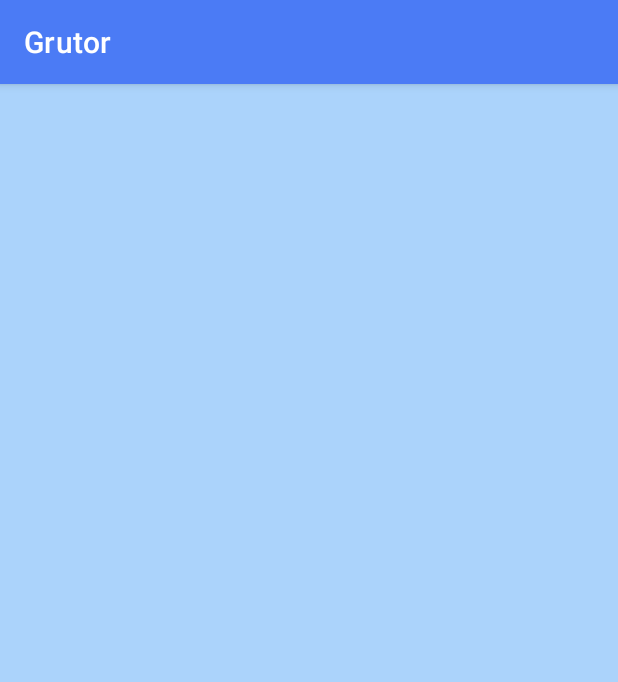
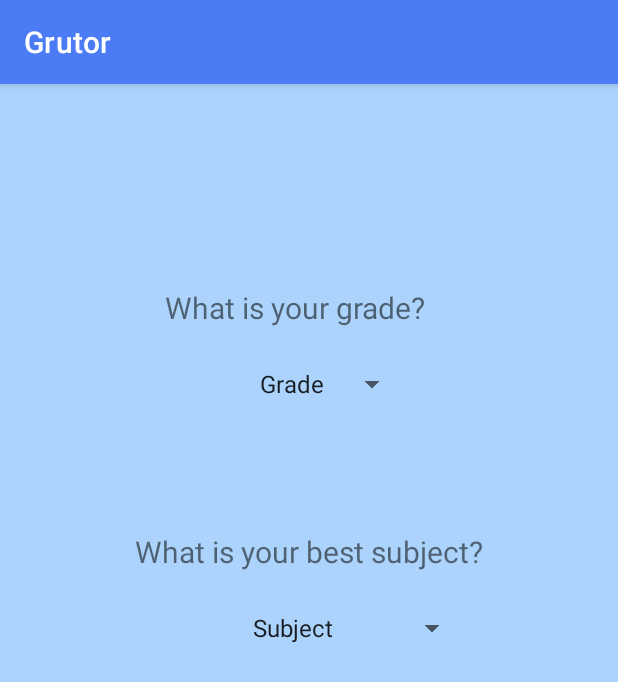
Before and after one commit to SSGrady/Grutor, an Android app: the fragment RegisterFragment placed in its activity, on a phone screen of 412 x 824 dp. Shown: the top 682 px of the screen. Run offline under Robolectric (Android 15) with nearby library versions, the light colour scheme and no system bars; libraries missing offline, so code that uses them is left out: com.parse.

Commit message:
Sign In/Sign Up Flow Navigation complete

```diff
--- a/app/src/main/java/com/example/grutor/Activites/RegisterActivity.java
+++ b/app/src/main/java/com/example/grutor/Activites/RegisterActivity.java
@@ -28,6 +28,8 @@ public class RegisterActivity extends AppCompatActivity {
     public Button btnNext;
     final Fragment fragmentRegister = new RegisterFragment();
     public static final String TAG = "RegisterActivity";
+    protected ParseUser user;
+
     @Override
     protected void onCreate(Bundle savedInstanceState) {
         super.onCreate(savedInstanceState);
@@ -49,16 +51,16 @@ public class RegisterActivity extends AppCompatActivity {
 
             private void registerUser() {
                 // Create the ParseUser
-                ParseUser user = new ParseUser();
+                user = new ParseUser();
                 // Set core properties
                 Log.i(TAG, "Inside the registerUser function.");
                 String username = etUserLogin.getText().toString();
                 String password = etPassword.getText().toString();
-
                 // TODO: Make email et field and findViewById it to send the email to Parse
                 // user.setEmail(email);
                 user.setPassword(password);
                 user.setUsername(username);
+
                 // Invoke signUpInBackground
                 user.signUpInBackground(new SignUpCallback() {
                     public void done(ParseException e) {
@@ -69,21 +71,18 @@ public class RegisterActivity extends AppCompatActivity {
                         Log.i(TAG, "Succeeded to register a user!");
                         setupUser(username, password);
                     }
-
                 });
             }
+
             private void setupUser(String username, String password) {
                 if (ParseUser.getCurrentUser() != null) {
                     // Navigate to the Register fragment if the user has registered to parse properly
-                        goRegisterUser();
+                    goRegisterUser(user, username, password);
                 }
             }
-                // TODO: Change FeedActivity.class to Registration fragment.
-                public void goRegisterUser() {
+
+            public void goRegisterUser(ParseUser user, String username, String password) {
                 fragmentManager.beginTransaction().replace(R.id.flContainerSignUp, fragmentRegister).commit();
-//                    Intent i = new Intent(RegisterActivity.this, FeedActivity.class);
-//                    startActivity(i);
-//                    finish();
             }
         });
     }
--- a/app/src/main/java/com/example/grutor/Fragments/HomeFragment.java
+++ b/app/src/main/java/com/example/grutor/Fragments/HomeFragment.java
@@ -28,6 +28,7 @@ public class HomeFragment extends Fragment {
     public Button btnlogOut;
     public ParseUser currentUser;
     public static final String KEY_PARSE_USER_NAME = "name";
+    protected ParseUser user;
 
     @Override
     public View onCreateView(LayoutInflater inflater, ViewGroup parent, Bundle savedInstanceState) {
@@ -46,7 +47,7 @@ public class HomeFragment extends Fragment {
         tvWelcomeUser = view.findViewById(R.id.tvWelcomeUser);
         btnlogOut = view.findViewById(R.id.btnlogOut);
 
-        ParseUser user = ParseUser.getCurrentUser();
+        user = ParseUser.getCurrentUser();
         Log.i("HomeFragment", "Current user is: " + ParseUser.getCurrentUser().get(KEY_PARSE_USER_NAME));
         // TODO: Check column name on Parse
        // tvWelcomeUser.setText("Hey " + Objects.requireNonNull(ParseUser.getCurrentUser().get(KEY_PARSE_USER_NAME)) + "!");
--- a/app/src/main/java/com/example/grutor/Fragments/RegisterFragment.java
+++ b/app/src/main/java/com/example/grutor/Fragments/RegisterFragment.java
@@ -1,16 +1,31 @@
 package com.example.grutor.Fragments;
 
+import android.content.Intent;
 import android.os.Bundle;
 
 import androidx.fragment.app.Fragment;
 
+import android.util.Log;
 import android.view.LayoutInflater;
 import android.view.View;
 import android.view.ViewGroup;
+import android.widget.AdapterView;
+import android.widget.ArrayAdapter;
+import android.widget.Spinner;
 
+import com.example.grutor.Activites.FeedActivity;
 import com.example.grutor.R;
+import com.parse.ParseUser;
 
 public class RegisterFragment extends Fragment {
+    public  Spinner spGrades;
+    public Spinner spSubjects;
+    public Boolean gradeSelect = false;
+    public Boolean subjectSelect = false;
+    public static final String TAG = "Registration Fragment";
+    protected ParseUser user;
+    protected String grade;
+    protected String subject;
 
     @Override
     public View onCreateView(LayoutInflater inflater, ViewGroup parent, Bundle savedInstanceState) {
@@ -25,5 +40,63 @@ public class RegisterFragment extends Fragment {
     public void onViewCreated(View view, Bundle savedInstanceState) {
         // Setup any handles to view objects here
         // EditText etFoo = (EditText) view.findViewById(R.id.etFoo);
+        spGrades = view.findViewById(R.id.spGrade);
+        spSubjects = view.findViewById(R.id.spSubjects);
+
+        ArrayAdapter<CharSequence>gradeAdapter= ArrayAdapter.createFromResource(getContext(), R.array.grades, android.R.layout.simple_spinner_item);
+        ArrayAdapter<CharSequence>subjectAdapter= ArrayAdapter.createFromResource(getContext(), R.array.subjects, android.R.layout.simple_spinner_item);
+
+        gradeAdapter.setDropDownViewResource(android.R.layout.simple_spinner_item);
+        subjectAdapter.setDropDownViewResource(android.R.layout.simple_spinner_item);
+
+        spGrades.setAdapter(gradeAdapter);
+        spSubjects.setAdapter(subjectAdapter);
+
+        spGrades.setOnItemSelectedListener(new AdapterView.OnItemSelectedListener() {
+            @Override
+            public void onItemSelected(AdapterView<?> parent, View view, int position, long id) {
+                if (!spGrades.getSelectedItem().toString().equals("Grade")) {
+                    gradeSelect = true;
+                    isUserSet();
+                }
+            }
+
+            @Override
+            public void onNothingSelected(AdapterView<?> parent) {
+                gradeSelect = false;
+            }
+        });
+
+        spSubjects.setOnItemSelectedListener(new AdapterView.OnItemSelectedListener() {
+            @Override
+            public void onItemSelected(AdapterView<?> parent, View view, int position, long id) {
+                if (!spSubjects.getSelectedItem().toString().equals("Subject")) {
+                    subjectSelect = true;
+                    isUserSet();
+                }
+            }
+
+            @Override
+            public void onNothingSelected(AdapterView<?> parent) {
+                subjectSelect = false;
+            }
+        });
+    }
+
+    private void isUserSet() {
+        if (gradeSelect.equals(subjectSelect)) {
+            completeRegistration();
+        }
+    }
+
+    private void completeRegistration() {
+        user = ParseUser.getCurrentUser();
+        grade = spGrades.getSelectedItem().toString();
+        subject = spSubjects.getSelectedItem().toString();
+        Intent i = new Intent(getContext(), FeedActivity.class);
+        startActivity(i);
+
+        // user.setGrade(grade);
+        // user.setSubject(subject);
     }
 }
--- a/app/src/main/res/layout/fragment_register.xml
+++ b/app/src/main/res/layout/fragment_register.xml
@@ -1,9 +1,61 @@
 <?xml version="1.0" encoding="utf-8"?>
 <FrameLayout xmlns:android="http://schemas.android.com/apk/res/android"
+    xmlns:app="http://schemas.android.com/apk/res-auto"
     xmlns:tools="http://schemas.android.com/tools"
     android:layout_width="match_parent"
     android:layout_height="match_parent"
     android:background="@color/Background_Login"
     tools:context=".Fragments.RegisterFragment">
 
+    <androidx.constraintlayout.widget.ConstraintLayout
+        android:layout_width="match_parent"
+        android:layout_height="match_parent">
+
+        <TextView
+            android:id="@+id/tvGradePrompter"
+            android:layout_width="wrap_content"
+            android:layout_height="wrap_content"
+            android:layout_marginStart="110dp"
+            android:layout_marginTop="135dp"
+            android:lineSpacingExtra="16sp"
+            android:text="What is your grade?"
+            android:textSize="20sp"
+            app:layout_constraintStart_toStartOf="parent"
+            app:layout_constraintTop_toTopOf="parent" />
+
+        <Spinner
+            android:id="@+id/spGrade"
+            android:layout_width="wrap_content"
+            android:layout_height="wrap_content"
+            android:layout_marginTop="25dp"
+            android:layout_marginEnd="140dp"
+            android:spinnerMode="dropdown"
+            app:layout_constraintEnd_toEndOf="parent"
+            app:layout_constraintTop_toBottomOf="@+id/tvGradePrompter"
+            tools:ignore="TouchTargetSizeCheck,SpeakableTextPresentCheck" />
+
+        <TextView
+            android:id="@+id/tvBestSubject"
+            android:layout_width="wrap_content"
+            android:layout_height="wrap_content"
+            android:layout_marginStart="90dp"
+            android:layout_marginTop="135dp"
+            android:lineSpacingExtra="16sp"
+            android:text="What is your best subject?"
+            android:textSize="20sp"
+            app:layout_constraintStart_toStartOf="parent"
+            app:layout_constraintTop_toBottomOf="@+id/tvGradePrompter" />
+
+        <Spinner
+            android:id="@+id/spSubjects"
+            android:layout_width="wrap_content"
+            android:layout_height="wrap_content"
+            android:layout_marginTop="25dp"
+            android:layout_marginEnd="100dp"
+            android:spinnerMode="dropdown"
+            app:layout_constraintEnd_toEndOf="parent"
+            app:layout_constraintTop_toBottomOf="@+id/tvBestSubject"
+            tools:ignore="SpeakableTextPresentCheck,TouchTargetSizeCheck" />
+
+    </androidx.constraintlayout.widget.ConstraintLayout>
 </FrameLayout>
--- a/app/src/main/res/values/strings.xml
+++ b/app/src/main/res/values/strings.xml
@@ -11,4 +11,32 @@
     <!-- TODO: Remove or change this placeholder text -->
     <string name="hello_blank_fragment">Hello blank fragment</string>
 
+    <string-array name="grades">
+        <item>Grade</item>
+        <item>1st</item>
+        <item>2nd</item>
+        <item>3rd</item>
+        <item>4th</item>
+        <item>5th</item>
+        <item>6th</item>
+        <item>7th</item>
+        <item>8th</item>
+        <item>9th</item>
+        <item>10th</item>
+        <item>11th</item>
+        <item>12th</item>
+    </string-array>
+
+    <string-array name="subjects">
+        <item>Subject</item>
+        <item>Math</item>
+        <item>English</item>
+        <item>Biology</item>
+        <item>History</item>
+        <item>Chemistry</item>
+        <item>Physics</item>
+        <item>Economics</item>
+        <item>Government</item>
+    </string-array>
+
 </resources>
```
Lines whose indentation alone changed are shown as unchanged.
